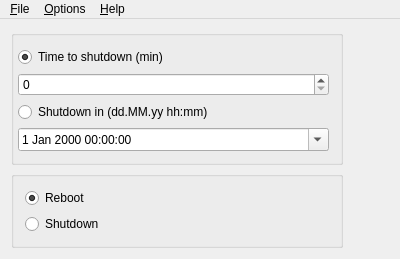
Vitozz/kukuruzo, file qt/qtpoweroff/mainwindow.ui: the form before one commit.
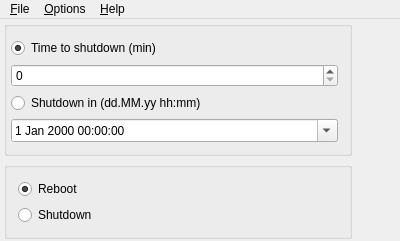
The form after the commit. Icons and pictures are not drawn.

The edit to the form file:
```diff
--- a/qt/qtpoweroff/mainwindow.ui
+++ b/qt/qtpoweroff/mainwindow.ui
@@ -16,6 +16,12 @@
     <verstretch>0</verstretch>
    </sizepolicy>
   </property>
+  <property name="maximumSize">
+   <size>
+    <width>600</width>
+    <height>300</height>
+   </size>
+  </property>
   <property name="windowTitle">
    <string>QtPowerOff</string>
   </property>
@@ -25,6 +31,21 @@
   </property>
   <widget class="QWidget" name="centralWidget">
    <layout class="QVBoxLayout" name="verticalLayout_2">
+    <property name="sizeConstraint">
+     <enum>QLayout::SetDefaultConstraint</enum>
+    </property>
+    <property name="leftMargin">
+     <number>4</number>
+    </property>
+    <property name="topMargin">
+     <number>2</number>
+    </property>
+    <property name="rightMargin">
+     <number>2</number>
+    </property>
+    <property name="bottomMargin">
+     <number>2</number>
+    </property>
     <item>
      <layout class="QHBoxLayout" name="horizontalLayout">
       <property name="sizeConstraint">
@@ -145,6 +166,19 @@
              </item>
             </layout>
            </item>
+           <item>
+            <spacer name="verticalSpacer">
+             <property name="orientation">
+              <enum>Qt::Vertical</enum>
+             </property>
+             <property name="sizeHint" stdset="0">
+              <size>
+               <width>20</width>
+               <height>40</height>
+              </size>
+             </property>
+            </spacer>
+           </item>
           </layout>
          </widget>
         </item>
@@ -183,6 +217,9 @@
         <property name="autoDefault">
          <bool>false</bool>
         </property>
+        <property name="default">
+         <bool>false</bool>
+        </property>
         <property name="flat">
          <bool>true</bool>
         </property>
```
Left out of the diff: 27 changed lines with no effect on the pictures.
